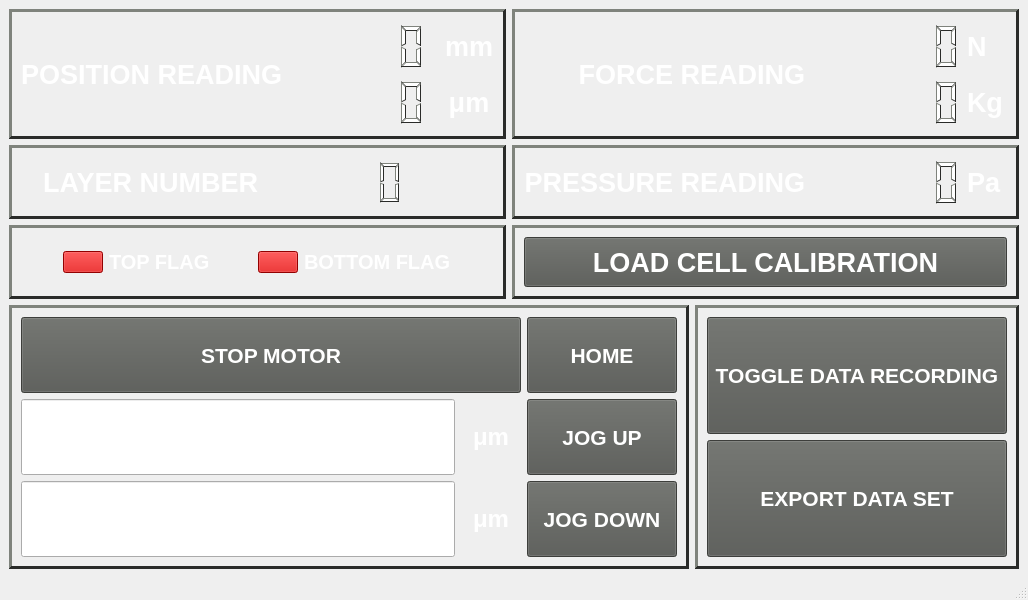
Above: newBlackBetty.ui from georgeExotic/BlackBetty_v2 before the change. Below: the same form after it.
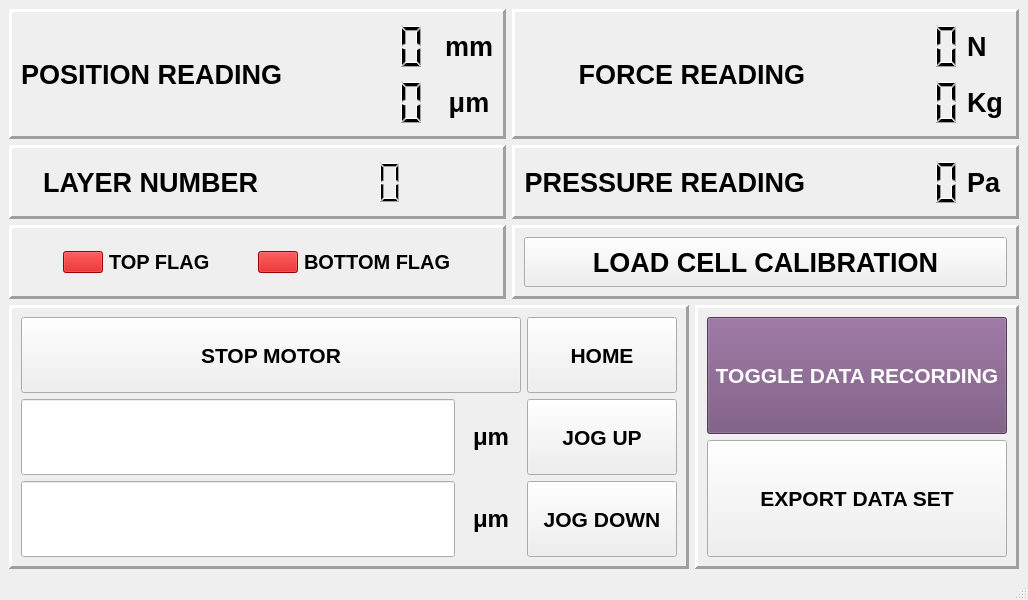
That is the form after the change.

Diff of the .ui file:
```diff
--- a/newBlackBetty.ui
+++ b/newBlackBetty.ui
@@ -32,448 +32,6 @@
      <verstretch>0</verstretch>
     </sizepolicy>
    </property>
-   <property name="palette">
-    <palette>
-     <active>
-      <colorrole role="WindowText">
-       <brush brushstyle="SolidPattern">
-        <color alpha="255">
-         <red>255</red>
-         <green>255</green>
-         <blue>255</blue>
-        </color>
-       </brush>
-      </colorrole>
-      <colorrole role="Button">
-       <brush brushstyle="SolidPattern">
-        <color alpha="255">
-         <red>85</red>
-         <green>87</green>
-         <blue>83</blue>
-        </color>
-       </brush>
-      </colorrole>
-      <colorrole role="Light">
-       <brush brushstyle="SolidPattern">
-        <color alpha="255">
-         <red>127</red>
-         <green>131</green>
-         <blue>124</blue>
-        </color>
-       </brush>
-      </colorrole>
-      <colorrole role="Midlight">
-       <brush brushstyle="SolidPattern">
-        <color alpha="255">
-         <red>106</red>
-         <green>109</green>
-         <blue>103</blue>
-        </color>
-       </brush>
-      </colorrole>
-      <colorrole role="Dark">
-       <brush brushstyle="SolidPattern">
-        <color alpha="255">
-         <red>42</red>
-         <green>43</green>
-         <blue>41</blue>
-        </color>
-       </brush>
-      </colorrole>
-      <colorrole role="Mid">
-       <brush brushstyle="SolidPattern">
-        <color alpha="255">
-         <red>56</red>
-         <green>58</green>
-         <blue>55</blue>
-        </color>
-       </brush>
-      </colorrole>
-      <colorrole role="Text">
-       <brush brushstyle="SolidPattern">
-        <color alpha="255">
-         <red>255</red>
-         <green>255</green>
-         <blue>255</blue>
-        </color>
-       </brush>
-      </colorrole>
-      <colorrole role="BrightText">
-       <brush brushstyle="SolidPattern">
-        <color alpha="255">
-         <red>255</red>
-         <green>255</green>
-         <blue>255</blue>
-        </color>
-       </brush>
-      </colorrole>
-      <colorrole role="ButtonText">
-       <brush brushstyle="SolidPattern">
-        <color alpha="255">
-         <red>255</red>
-         <green>255</green>
-         <blue>255</blue>
-        </color>
-       </brush>
-      </colorrole>
-      <colorrole role="Base">
-       <brush brushstyle="SolidPattern">
-        <color alpha="255">
-         <red>0</red>
-         <green>0</green>
-         <blue>0</blue>
-        </color>
-       </brush>
-      </colorrole>
-      <colorrole role="Window">
-       <brush brushstyle="SolidPattern">
-        <color alpha="255">
-         <red>85</red>
-         <green>87</green>
-         <blue>83</blue>
-        </color>
-       </brush>
-      </colorrole>
-      <colorrole role="Shadow">
-       <brush brushstyle="SolidPattern">
-        <color alpha="255">
-         <red>0</red>
-         <green>0</green>
-         <blue>0</blue>
-        </color>
-       </brush>
-      </colorrole>
-      <colorrole role="AlternateBase">
-       <brush brushstyle="SolidPattern">
-        <color alpha="255">
-         <red>42</red>
-         <green>43</green>
-         <blue>41</blue>
-        </color>
-       </brush>
-      </colorrole>
-      <colorrole role="ToolTipBase">
-       <brush brushstyle="SolidPattern">
-        <color alpha="255">
-         <red>255</red>
-         <green>255</green>
-         <blue>220</blue>
-        </color>
-       </brush>
-      </colorrole>
-      <colorrole role="ToolTipText">
-       <brush brushstyle="SolidPattern">
-        <color alpha="255">
-         <red>0</red>
-         <green>0</green>
-         <blue>0</blue>
-        </color>
-       </brush>
-      </colorrole>
-      <colorrole role="PlaceholderText">
-       <brush brushstyle="SolidPattern">
-        <color alpha="128">
-         <red>255</red>
-         <green>255</green>
-         <blue>255</blue>
-        </color>
-       </brush>
-      </colorrole>
-     </active>
-     <inactive>
-      <colorrole role="WindowText">
-       <brush brushstyle="SolidPattern">
-        <color alpha="255">
-         <red>255</red>
-         <green>255</green>
-         <blue>255</blue>
-        </color>
-       </brush>
-      </colorrole>
-      <colorrole role="Button">
-       <brush brushstyle="SolidPattern">
-        <color alpha="255">
-         <red>85</red>
-         <green>87</green>
-         <blue>83</blue>
-        </color>
-       </brush>
-      </colorrole>
-      <colorrole role="Light">
-       <brush brushstyle="SolidPattern">
-        <color alpha="255">
-         <red>127</red>
-         <green>131</green>
-         <blue>124</blue>
-        </color>
-       </brush>
-      </colorrole>
-      <colorrole role="Midlight">
-       <brush brushstyle="SolidPattern">
-        <color alpha="255">
-         <red>106</red>
-         <green>109</green>
-         <blue>103</blue>
-        </color>
-       </brush>
-      </colorrole>
-      <colorrole role="Dark">
-       <brush brushstyle="SolidPattern">
-        <color alpha="255">
-         <red>42</red>
-         <green>43</green>
-         <blue>41</blue>
-        </color>
-       </brush>
-      </colorrole>
-      <colorrole role="Mid">
-       <brush brushstyle="SolidPattern">
-        <color alpha="255">
-         <red>56</red>
-         <green>58</green>
-         <blue>55</blue>
-        </color>
-       </brush>
-      </colorrole>
-      <colorrole role="Text">
-       <brush brushstyle="SolidPattern">
-        <color alpha="255">
-         <red>255</red>
-         <green>255</green>
-         <blue>255</blue>
-        </color>
-       </brush>
-      </colorrole>
-      <colorrole role="BrightText">
-       <brush brushstyle="SolidPattern">
-        <color alpha="255">
-         <red>255</red>
-         <green>255</green>
-         <blue>255</blue>
-        </color>
-       </brush>
-      </colorrole>
-      <colorrole role="ButtonText">
-       <brush brushstyle="SolidPattern">
-        <color alpha="255">
-         <red>255</red>
-         <green>255</green>
-         <blue>255</blue>
-        </color>
-       </brush>
-      </colorrole>
-      <colorrole role="Base">
-       <brush brushstyle="SolidPattern">
-        <color alpha="255">
-         <red>0</red>
-         <green>0</green>
-         <blue>0</blue>
-        </color>
-       </brush>
-      </colorrole>
-      <colorrole role="Window">
-       <brush brushstyle="SolidPattern">
-        <color alpha="255">
-         <red>85</red>
-         <green>87</green>
-         <blue>83</blue>
-        </color>
-       </brush>
-      </colorrole>
-      <colorrole role="Shadow">
-       <brush brushstyle="SolidPattern">
-        <color alpha="255">
-         <red>0</red>
-         <green>0</green>
-         <blue>0</blue>
-        </color>
-       </brush>
-      </colorrole>
-      <colorrole role="AlternateBase">
-       <brush brushstyle="SolidPattern">
-        <color alpha="255">
-         <red>42</red>
-         <green>43</green>
-         <blue>41</blue>
-        </color>
-       </brush>
-      </colorrole>
-      <colorrole role="ToolTipBase">
-       <brush brushstyle="SolidPattern">
-        <color alpha="255">
-         <red>255</red>
-         <green>255</green>
-         <blue>220</blue>
-        </color>
-       </brush>
-      </colorrole>
-      <colorrole role="ToolTipText">
-       <brush brushstyle="SolidPattern">
-        <color alpha="255">
-         <red>0</red>
-         <green>0</green>
-         <blue>0</blue>
-        </color>
-       </brush>
-      </colorrole>
-      <colorrole role="PlaceholderText">
-       <brush brushstyle="SolidPattern">
-        <color alpha="128">
-         <red>255</red>
-         <green>255</green>
-         <blue>255</blue>
-        </color>
-       </brush>
-      </colorrole>
-     </inactive>
-     <disabled>
-      <colorrole role="WindowText">
-       <brush brushstyle="SolidPattern">
-        <color alpha="255">
-         <red>42</red>
-         <green>43</green>
-         <blue>41</blue>
-        </color>
-       </brush>
-      </colorrole>
-      <colorrole role="Button">
-       <brush brushstyle="SolidPattern">
-        <color alpha="255">
-         <red>85</red>
-         <green>87</green>
-         <blue>83</blue>
-        </color>
-       </brush>
-      </colorrole>
-      <colorrole role="Light">
-       <brush brushstyle="SolidPattern">
-        <color alpha="255">
-         <red>127</red>
-         <green>131</green>
-         <blue>124</blue>
-        </color>
-       </brush>
-      </colorrole>
-      <colorrole role="Midlight">
-       <brush brushstyle="SolidPattern">
-        <color alpha="255">
-         <red>106</red>
-         <green>109</green>
-         <blue>103</blue>
-        </color>
-       </brush>
-      </colorrole>
-      <colorrole role="Dark">
-       <brush brushstyle="SolidPattern">
-        <color alpha="255">
-         <red>42</red>
-         <green>43</green>
-         <blue>41</blue>
-        </color>
-       </brush>
-      </colorrole>
-      <colorrole role="Mid">
-       <brush brushstyle="SolidPattern">
-        <color alpha="255">
-         <red>56</red>
-         <green>58</green>
-         <blue>55</blue>
-        </color>
-       </brush>
-      </colorrole>
-      <colorrole role="Text">
-       <brush brushstyle="SolidPattern">
-        <color alpha="255">
-         <red>42</red>
-         <green>43</green>
-         <blue>41</blue>
-        </color>
-       </brush>
-      </colorrole>
-      <colorrole role="BrightText">
-       <brush brushstyle="SolidPattern">
-        <color alpha="255">
-         <red>255</red>
-         <green>255</green>
-         <blue>255</blue>
-        </color>
-       </brush>
-      </colorrole>
-      <colorrole role="ButtonText">
-       <brush brushstyle="SolidPattern">
-        <color alpha="255">
-         <red>42</red>
-         <green>43</green>
-         <blue>41</blue>
-        </color>
-       </brush>
-      </colorrole>
-      <colorrole role="Base">
-       <brush brushstyle="SolidPattern">
-        <color alpha="255">
-         <red>85</red>
-         <green>87</green>
-         <blue>83</blue>
-        </color>
-       </brush>
-      </colorrole>
-      <colorrole role="Window">
-       <brush brushstyle="SolidPattern">
-        <color alpha="255">
-         <red>85</red>
-         <green>87</green>
-         <blue>83</blue>
-        </color>
-       </brush>
-      </colorrole>
-      <colorrole role="Shadow">
-       <brush brushstyle="SolidPattern">
-        <color alpha="255">
-         <red>0</red>
-         <green>0</green>
-         <blue>0</blue>
-        </color>
-       </brush>
-      </colorrole>
-      <colorrole role="AlternateBase">
-       <brush brushstyle="SolidPattern">
-        <color alpha="255">
-         <red>85</red>
-         <green>87</green>
-         <blue>83</blue>
-        </color>
-       </brush>
-      </colorrole>
-      <colorrole role="ToolTipBase">
-       <brush brushstyle="SolidPattern">
-        <color alpha="255">
-         <red>255</red>
-         <green>255</green>
-         <blue>220</blue>
-        </color>
-       </brush>
-      </colorrole>
-      <colorrole role="ToolTipText">
-       <brush brushstyle="SolidPattern">
-        <color alpha="255">
-         <red>0</red>
-         <green>0</green>
-         <blue>0</blue>
-        </color>
-       </brush>
-      </colorrole>
-      <colorrole role="PlaceholderText">
-       <brush brushstyle="SolidPattern">
-        <color alpha="128">
-         <red>255</red>
-         <green>255</green>
-         <blue>255</blue>
-        </color>
-       </brush>
-      </colorrole>
-     </disabled>
-    </palette>
-   </property>
    <layout class="QGridLayout" name="gridLayout_14">
     <item row="0" column="0">
      <layout class="QGridLayout" name="gridLayout_4">
@@ -1509,6 +1067,448 @@
                <height>100</height>
               </size>
              </property>
+             <property name="palette">
+              <palette>
+               <active>
+                <colorrole role="WindowText">
+                 <brush brushstyle="SolidPattern">
+                  <color alpha="255">
+                   <red>255</red>
+                   <green>255</green>
+                   <blue>255</blue>
+                  </color>
+                 </brush>
+                </colorrole>
+                <colorrole role="Button">
+                 <brush brushstyle="SolidPattern">
+                  <color alpha="255">
+                   <red>117</red>
+                   <green>80</green>
+                   <blue>123</blue>
+                  </color>
+                 </brush>
+                </colorrole>
+                <colorrole role="Light">
+                 <brush brushstyle="SolidPattern">
+                  <color alpha="255">
+                   <red>176</red>
+                   <green>120</green>
+                   <blue>185</blue>
+                  </color>
+                 </brush>
+                </colorrole>
+                <colorrole role="Midlight">
+                 <brush brushstyle="SolidPattern">
+                  <color alpha="255">
+                   <red>146</red>
+                   <green>100</green>
+                   <blue>154</blue>
+                  </color>
+                 </brush>
+                </colorrole>
+                <colorrole role="Dark">
+                 <brush brushstyle="SolidPattern">
+                  <color alpha="255">
+                   <red>58</red>
+                   <green>40</green>
+                   <blue>61</blue>
+                  </color>
+                 </brush>
+                </colorrole>
+                <colorrole role="Mid">
+                 <brush brushstyle="SolidPattern">
+                  <color alpha="255">
+                   <red>78</red>
+                   <green>53</green>
+                   <blue>82</blue>
+                  </color>
+                 </brush>
+                </colorrole>
+                <colorrole role="Text">
+                 <brush brushstyle="SolidPattern">
+                  <color alpha="255">
+                   <red>255</red>
+                   <green>255</green>
+                   <blue>255</blue>
+                  </color>
+                 </brush>
+                </colorrole>
+                <colorrole role="BrightText">
+                 <brush brushstyle="SolidPattern">
+                  <color alpha="255">
+                   <red>255</red>
+                   <green>255</green>
+                   <blue>255</blue>
+                  </color>
+                 </brush>
+                </colorrole>
+                <colorrole role="ButtonText">
+                 <brush brushstyle="SolidPattern">
+                  <color alpha="255">
+                   <red>255</red>
+                   <green>255</green>
+                   <blue>255</blue>
+                  </color>
+                 </brush>
+                </colorrole>
+                <colorrole role="Base">
+                 <brush brushstyle="SolidPattern">
+                  <color alpha="255">
+                   <red>0</red>
+                   <green>0</green>
+                   <blue>0</blue>
+                  </color>
+                 </brush>
+                </colorrole>
+                <colorrole role="Window">
+                 <brush brushstyle="SolidPattern">
+                  <color alpha="255">
+                   <red>117</red>
+                   <green>80</green>
+                   <blue>123</blue>
+                  </color>
+                 </brush>
+                </colorrole>
+                <colorrole role="Shadow">
+                 <brush brushstyle="SolidPattern">
+                  <color alpha="255">
+                   <red>0</red>
+                   <green>0</green>
+                   <blue>0</blue>
+                  </color>
+                 </brush>
+                </colorrole>
+                <colorrole role="AlternateBase">
+                 <brush brushstyle="SolidPattern">
+                  <color alpha="255">
+                   <red>58</red>
+                   <green>40</green>
+                   <blue>61</blue>
+                  </color>
+                 </brush>
+                </colorrole>
+                <colorrole role="ToolTipBase">
+                 <brush brushstyle="SolidPattern">
+                  <color alpha="255">
+                   <red>255</red>
+                   <green>255</green>
+                   <blue>220</blue>
+                  </color>
+                 </brush>
+                </colorrole>
+                <colorrole role="ToolTipText">
+                 <brush brushstyle="SolidPattern">
+                  <color alpha="255">
+                   <red>0</red>
+                   <green>0</green>
+                   <blue>0</blue>
+                  </color>
+                 </brush>
+                </colorrole>
+                <colorrole role="PlaceholderText">
+                 <brush brushstyle="SolidPattern">
+                  <color alpha="128">
+                   <red>255</red>
+                   <green>255</green>
+                   <blue>255</blue>
+                  </color>
+                 </brush>
+                </colorrole>
+               </active>
+               <inactive>
+                <colorrole role="WindowText">
+                 <brush brushstyle="SolidPattern">
+                  <color alpha="255">
+                   <red>255</red>
+                   <green>255</green>
+                   <blue>255</blue>
+                  </color>
+                 </brush>
+                </colorrole>
+                <colorrole role="Button">
+                 <brush brushstyle="SolidPattern">
+                  <color alpha="255">
+                   <red>117</red>
+                   <green>80</green>
+                   <blue>123</blue>
+                  </color>
+                 </brush>
+                </colorrole>
+                <colorrole role="Light">
+                 <brush brushstyle="SolidPattern">
+                  <color alpha="255">
+                   <red>176</red>
+                   <green>120</green>
+                   <blue>185</blue>
+                  </color>
+                 </brush>
+                </colorrole>
+                <colorrole role="Midlight">
+                 <brush brushstyle="SolidPattern">
+                  <color alpha="255">
+                   <red>146</red>
+                   <green>100</green>
+                   <blue>154</blue>
+                  </color>
+                 </brush>
+                </colorrole>
+                <colorrole role="Dark">
+                 <brush brushstyle="SolidPattern">
+                  <color alpha="255">
+                   <red>58</red>
+                   <green>40</green>
+                   <blue>61</blue>
+                  </color>
+                 </brush>
+                </colorrole>
+                <colorrole role="Mid">
+                 <brush brushstyle="SolidPattern">
+                  <color alpha="255">
+                   <red>78</red>
+                   <green>53</green>
+                   <blue>82</blue>
+                  </color>
+                 </brush>
+                </colorrole>
+                <colorrole role="Text">
+                 <brush brushstyle="SolidPattern">
+                  <color alpha="255">
+                   <red>255</red>
+                   <green>255</green>
+                   <blue>255</blue>
+                  </color>
+                 </brush>
+                </colorrole>
+                <colorrole role="BrightText">
+                 <brush brushstyle="SolidPattern">
+                  <color alpha="255">
+                   <red>255</red>
+                   <green>255</green>
+                   <blue>255</blue>
+                  </color>
+                 </brush>
+                </colorrole>
+                <colorrole role="ButtonText">
+                 <brush brushstyle="SolidPattern">
+                  <color alpha="255">
+                   <red>255</red>
+                   <green>255</green>
+                   <blue>255</blue>
+                  </color>
+                 </brush>
+                </colorrole>
+                <colorrole role="Base">
+                 <brush brushstyle="SolidPattern">
+                  <color alpha="255">
+                   <red>0</red>
+                   <green>0</green>
+                   <blue>0</blue>
+                  </color>
+                 </brush>
+                </colorrole>
+                <colorrole role="Window">
+                 <brush brushstyle="SolidPattern">
+                  <color alpha="255">
+                   <red>117</red>
+                   <green>80</green>
+                   <blue>123</blue>
+                  </color>
+                 </brush>
+                </colorrole>
+                <colorrole role="Shadow">
+                 <brush brushstyle="SolidPattern">
+                  <color alpha="255">
+                   <red>0</red>
+                   <green>0</green>
+                   <blue>0</blue>
+                  </color>
+                 </brush>
+                </colorrole>
+                <colorrole role="AlternateBase">
+                 <brush brushstyle="SolidPattern">
+                  <color alpha="255">
+                   <red>58</red>
+                   <green>40</green>
+                   <blue>61</blue>
+                  </color>
+                 </brush>
+                </colorrole>
+                <colorrole role="ToolTipBase">
+                 <brush brushstyle="SolidPattern">
+                  <color alpha="255">
+                   <red>255</red>
+                   <green>255</green>
+                   <blue>220</blue>
+                  </color>
+                 </brush>
+                </colorrole>
+                <colorrole role="ToolTipText">
+                 <brush brushstyle="SolidPattern">
+                  <color alpha="255">
+                   <red>0</red>
+                   <green>0</green>
+                   <blue>0</blue>
+                  </color>
+                 </brush>
+                </colorrole>
+                <colorrole role="PlaceholderText">
+                 <brush brushstyle="SolidPattern">
+                  <color alpha="128">
+                   <red>255</red>
+                   <green>255</green>
+                   <blue>255</blue>
+                  </color>
+                 </brush>
+                </colorrole>
+               </inactive>
+               <disabled>
+                <colorrole role="WindowText">
+                 <brush brushstyle="SolidPattern">
+                  <color alpha="255">
+                   <red>58</red>
+                   <green>40</green>
+                   <blue>61</blue>
+                  </color>
+                 </brush>
+                </colorrole>
+                <colorrole role="Button">
+                 <brush brushstyle="SolidPattern">
+                  <color alpha="255">
+                   <red>117</red>
+                   <green>80</green>
+                   <blue>123</blue>
+                  </color>
+                 </brush>
+                </colorrole>
+                <colorrole role="Light">
+                 <brush brushstyle="SolidPattern">
+                  <color alpha="255">
+                   <red>176</red>
+                   <green>120</green>
+                   <blue>185</blue>
+                  </color>
+                 </brush>
+                </colorrole>
+                <colorrole role="Midlight">
+                 <brush brushstyle="SolidPattern">
+                  <color alpha="255">
+                   <red>146</red>
+                   <green>100</green>
+                   <blue>154</blue>
+                  </color>
+                 </brush>
+                </colorrole>
+                <colorrole role="Dark">
+                 <brush brushstyle="SolidPattern">
+                  <color alpha="255">
+                   <red>58</red>
+                   <green>40</green>
+                   <blue>61</blue>
+                  </color>
+                 </brush>
+                </colorrole>
+                <colorrole role="Mid">
+                 <brush brushstyle="SolidPattern">
+                  <color alpha="255">
+                   <red>78</red>
+                   <green>53</green>
+                   <blue>82</blue>
+                  </color>
+                 </brush>
+                </colorrole>
+                <colorrole role="Text">
+                 <brush brushstyle="SolidPattern">
+                  <color alpha="255">
+                   <red>58</red>
+                   <green>40</green>
+                   <blue>61</blue>
+                  </color>
+                 </brush>
+                </colorrole>
+                <colorrole role="BrightText">
+                 <brush brushstyle="SolidPattern">
+                  <color alpha="255">
+                   <red>255</red>
+                   <green>255</green>
+                   <blue>255</blue>
+                  </color>
+                 </brush>
+                </colorrole>
+                <colorrole role="ButtonText">
+                 <brush brushstyle="SolidPattern">
+                  <color alpha="255">
+                   <red>58</red>
+                   <green>40</green>
+                   <blue>61</blue>
+                  </color>
+                 </brush>
+                </colorrole>
+                <colorrole role="Base">
+                 <brush brushstyle="SolidPattern">
+                  <color alpha="255">
+                   <red>117</red>
+                   <green>80</green>
+                   <blue>123</blue>
+                  </color>
+                 </brush>
+                </colorrole>
+                <colorrole role="Window">
+                 <brush brushstyle="SolidPattern">
+                  <color alpha="255">
+                   <red>117</red>
+                   <green>80</green>
+                   <blue>123</blue>
+                  </color>
+                 </brush>
+                </colorrole>
+                <colorrole role="Shadow">
+                 <brush brushstyle="SolidPattern">
+                  <color alpha="255">
+                   <red>0</red>
+                   <green>0</green>
+                   <blue>0</blue>
+                  </color>
+                 </brush>
+                </colorrole>
+                <colorrole role="AlternateBase">
+                 <brush brushstyle="SolidPattern">
+                  <color alpha="255">
+                   <red>117</red>
+                   <green>80</green>
+                   <blue>123</blue>
+                  </color>
+                 </brush>
+                </colorrole>
+                <colorrole role="ToolTipBase">
+                 <brush brushstyle="SolidPattern">
+                  <color alpha="255">
+                   <red>255</red>
+                   <green>255</green>
+                   <blue>220</blue>
+                  </color>
+                 </brush>
+                </colorrole>
+                <colorrole role="ToolTipText">
+                 <brush brushstyle="SolidPattern">
+                  <color alpha="255">
+                   <red>0</red>
+                   <green>0</green>
+                   <blue>0</blue>
+                  </color>
+                 </brush>
+                </colorrole>
+                <colorrole role="PlaceholderText">
+                 <brush brushstyle="SolidPattern">
+                  <color alpha="128">
+                   <red>255</red>
+                   <green>255</green>
+                   <blue>255</blue>
+                  </color>
+                 </brush>
+                </colorrole>
+               </disabled>
+              </palette>
+             </property>
              <property name="font">
               <font>
                <pointsize>16</pointsize>
```
